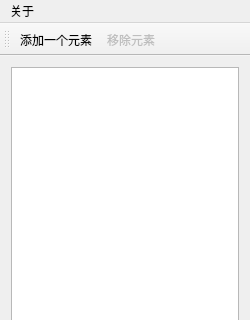
First picture: the form in mainwindow.ui, repository jkjkil4/Sortition, before the edit; both pictures show x 0 to 250 and y 0 to 320 of the 250 by 580 pixel window.
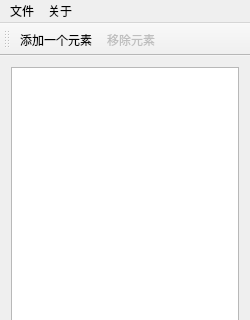
Second picture: the form after the edit. Icons and pictures are not drawn.

Commit message: 下拉菜单 - 文件

The edit to the form file:
```diff
--- a/mainwindow.ui
+++ b/mainwindow.ui
@@ -64,6 +64,17 @@
     <addaction name="actAbout"/>
     <addaction name="actAboutQt"/>
    </widget>
+   <widget class="QMenu" name="menuFile">
+    <property name="title">
+     <string>文件</string>
+    </property>
+    <addaction name="actNewFile"/>
+    <addaction name="actOpenFile"/>
+    <addaction name="separator"/>
+    <addaction name="actSaveFile"/>
+    <addaction name="actSaveAnother"/>
+   </widget>
+   <addaction name="menuFile"/>
    <addaction name="menuAbout"/>
   </widget>
   <widget class="QToolBar" name="toolBar">
```
Left out of the diff: 32 changed lines with no effect on the pictures. The commit also changes 2 other files.
